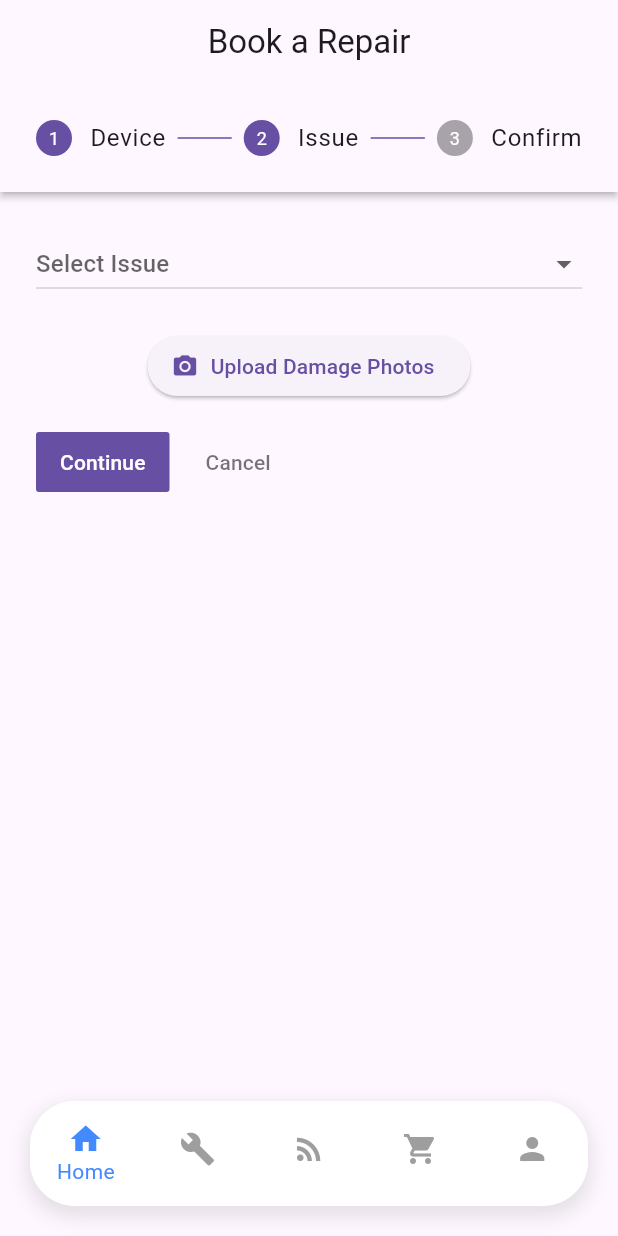
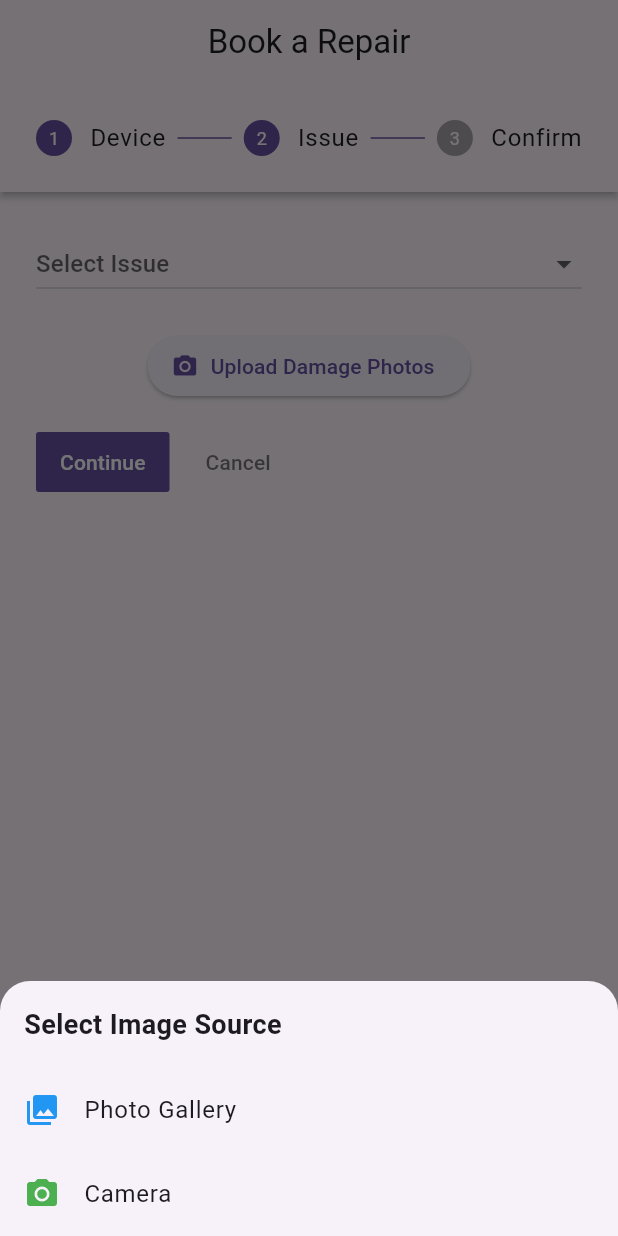
Before and after one commit to NueL72/mobodemo, a Flutter app: the MainNavigationWrapper screen opened directly, after a tap on "Continue", after a tap on "Upload Damage Photos", on a phone screen of 412 x 824 dp. Run offline on Flutter 3.47's test engine with Material 3 defaults, Android fonts, the phone set to English and light mode, and no system bars; our stand-ins replace google_maps_flutter, image_picker.

Commit message:
image picker

```diff
--- a/lib/pages/custome_firstPg.dart
+++ b/lib/pages/custome_firstPg.dart
@@ -1,4 +1,7 @@
+// ignore_for_file: library_private_types_in_public_api
+import 'dart:io';
 import 'package:flutter/material.dart';
+import 'package:image_picker/image_picker.dart';
 
 void main() => runApp(const RepairApp());
 
@@ -18,7 +21,6 @@ class RepairApp extends StatelessWidget {
   }
 }
 
-// THIS IS THE NEW PARENT WIDGET
 class MainNavigationWrapper extends StatefulWidget {
   const MainNavigationWrapper({super.key});
 
@@ -29,9 +31,8 @@ class MainNavigationWrapper extends StatefulWidget {
 class _MainNavigationWrapperState extends State<MainNavigationWrapper> {
   int _currentIndex = 0;
 
-  // List of pages for the tabs
   final List<Widget> _pages = [
-    const RepairBookingPage(), // Your existing code
+    const RepairBookingPage(),
     const Center(child: Text("Technician Screen")),
     const Center(child: Text("Feed Screen")),
     const Center(child: Text("Cart Screen")),
@@ -41,15 +42,12 @@ class _MainNavigationWrapperState extends State<MainNavigationWrapper> {
   @override
   Widget build(BuildContext context) {
     return Scaffold(
-      // IndexedStack keeps the state of your booking flow alive when you switch tabs
       body: IndexedStack(
         index: _currentIndex,
         children: _pages,
       ),
-
-      // FLOATING BOTTOM NAVIGATION BAR
       bottomNavigationBar: Container(
-        margin: const EdgeInsets.all(20), // Creates the floating effect
+        margin: const EdgeInsets.all(20),
         height: 70,
         decoration: BoxDecoration(
           color: Colors.white,
@@ -69,12 +67,8 @@ class _MainNavigationWrapperState extends State<MainNavigationWrapper> {
             currentIndex: _currentIndex,
             onTap: (index) => setState(() => _currentIndex = index),
             type: BottomNavigationBarType.fixed,
-            backgroundColor: Colors.white,
             selectedItemColor: Colors.blueAccent,
             unselectedItemColor: Colors.grey,
-            showSelectedLabels: true,
-            showUnselectedLabels: false,
-            elevation: 0, // Removed because Container handles shadow
             items: const [
               BottomNavigationBarItem(icon: Icon(Icons.home), label: "Home"),
               BottomNavigationBarItem(icon: Icon(Icons.build), label: "Tech"),
@@ -89,7 +83,6 @@ class _MainNavigationWrapperState extends State<MainNavigationWrapper> {
   }
 }
 
-// YOUR ORIGINAL CODE (Slightly cleaned up for the new structure)
 class RepairBookingPage extends StatefulWidget {
   const RepairBookingPage({super.key});
 
@@ -101,6 +94,55 @@ class _RepairBookingPageState extends State<RepairBookingPage> {
   int _currentStep = 0;
   String? selectedDevice;
   String? selectedIssue;
+  File? _imageFile;
+  final ImagePicker _picker = ImagePicker();
+
+  Future<void> _pickImage() async {
+    showModalBottomSheet(
+      context: context,
+      shape: const RoundedRectangleBorder(
+        borderRadius: BorderRadius.vertical(top: Radius.circular(20)),
+      ),
+      builder: (BuildContext context) {
+        return SafeArea(
+          child: Wrap(
+            children: [
+              const Padding(
+                padding: EdgeInsets.all(16.0),
+                child: Text(
+                  'Select Image Source',
+                  style: TextStyle(fontSize: 18, fontWeight: FontWeight.bold),
+                ),
+              ),
+              ListTile(
+                leading: const Icon(Icons.photo_library, color: Colors.blue),
+                title: const Text('Photo Gallery'),
+                onTap: () async {
+                  Navigator.pop(context); // Close the menu
+                  final XFile? pickedFile = await _picker.pickImage(source: ImageSource.gallery);
+                  if (pickedFile != null) {
+                    setState(() => _imageFile = File(pickedFile.path));
+                  }
+                },
+              ),
+              ListTile(
+                leading: const Icon(Icons.camera_alt, color: Colors.green),
+                title: const Text('Camera'),
+                onTap: () async {
+                  Navigator.pop(context); // Close the menu
+                  final XFile? pickedFile = await _picker.pickImage(source: ImageSource.camera);
+                  if (pickedFile != null) {
+                    setState(() => _imageFile = File(pickedFile.path));
+                  }
+                },
+              ),
+              const SizedBox(height: 20),
+            ],
+          ),
+        );
+      },
+    );
+  }
 
   @override
   Widget build(BuildContext context) {
@@ -142,8 +184,13 @@ class _RepairBookingPageState extends State<RepairBookingPage> {
                   onChanged: (val) => setState(() => selectedIssue = val),
                 ),
                 const SizedBox(height: 20),
+                if (_imageFile != null)
+                  Padding(
+                    padding: const EdgeInsets.only(bottom: 10),
+                    child: Image.file(_imageFile!, height: 100),
+                  ),
                 ElevatedButton.icon(
-                  onPressed: () {},
+                  onPressed: _pickImage,
                   icon: const Icon(Icons.camera_alt),
                   label: const Text("Upload Damage Photos"),
                 ),
@@ -164,7 +211,6 @@ class _RepairBookingPageState extends State<RepairBookingPage> {
                   ),
                 ),
                 const SizedBox(height: 20),
-                const Text("Repair Progress:"),
                 _buildTrackingIndicator(2),
               ],
             ),
--- a/pubspec.yaml
+++ b/pubspec.yaml
@@ -36,6 +36,7 @@ dependencies:
   geolocator: ^10.1.0
   cupertino_icons: ^1.0.8
   flutter_native_splash: ^2.4.7
+  image_picker: ^1.1.2
 
 dev_dependencies:
   flutter_test:
```
Also changed, not shown: pubspec.lock, 6 other files.
